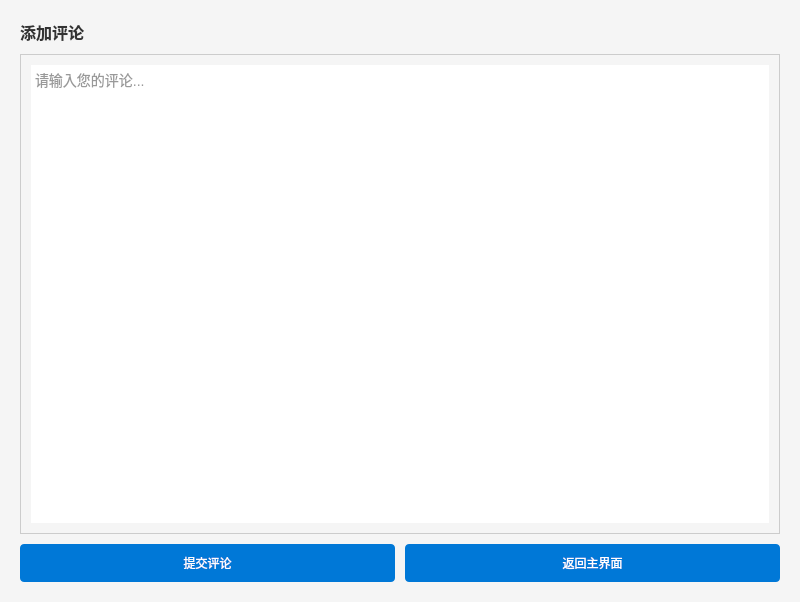
ABLingss/UESTC-PBLF--, file ui/comment.ui: the form before one commit.
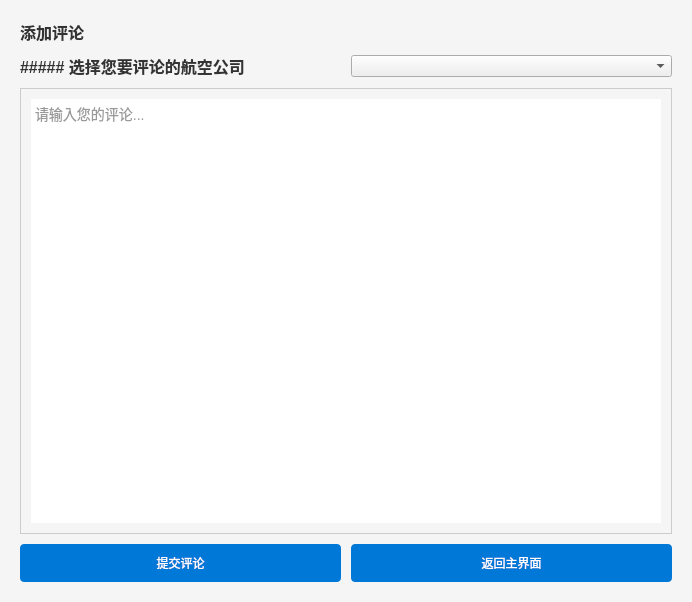
The form after the commit.

What changed in the file:
```diff
--- a/ui/comment.ui
+++ b/ui/comment.ui
@@ -6,7 +6,7 @@
    <rect>
     <x>0</x>
     <y>0</y>
-    <width>800</width>
+    <width>692</width>
     <height>602</height>
    </rect>
   </property>
@@ -66,10 +66,32 @@
       <property name="text">
        <string>添加评论</string>
       </property>
+      <property name="textFormat">
+       <enum>Qt::AutoText</enum>
+      </property>
      </widget>
     </item>
-    
-    <!-- 评论输入框 -->
+    <item>
+     <layout class="QHBoxLayout" name="horizontalLayout">
+      <item>
+       <widget class="QLabel" name="label">
+        <property name="text">
+         <string>##### 选择您要评论的航空公司</string>
+        </property>
+        <property name="textFormat">
+         <enum>Qt::MarkdownText</enum>
+        </property>
+       </widget>
+      </item>
+      <item>
+       <widget class="QComboBox" name="comboBox">
+        <property name="cursor">
+         <cursorShape>PointingHandCursor</cursorShape>
+        </property>
+       </widget>
+      </item>
+     </layout>
+    </item>
     <item>
      <widget class="QTextEdit" name="commentTextEdit">
       <property name="placeholderText">
```
Left out of the diff: 10 changed lines with no effect on the pictures.
